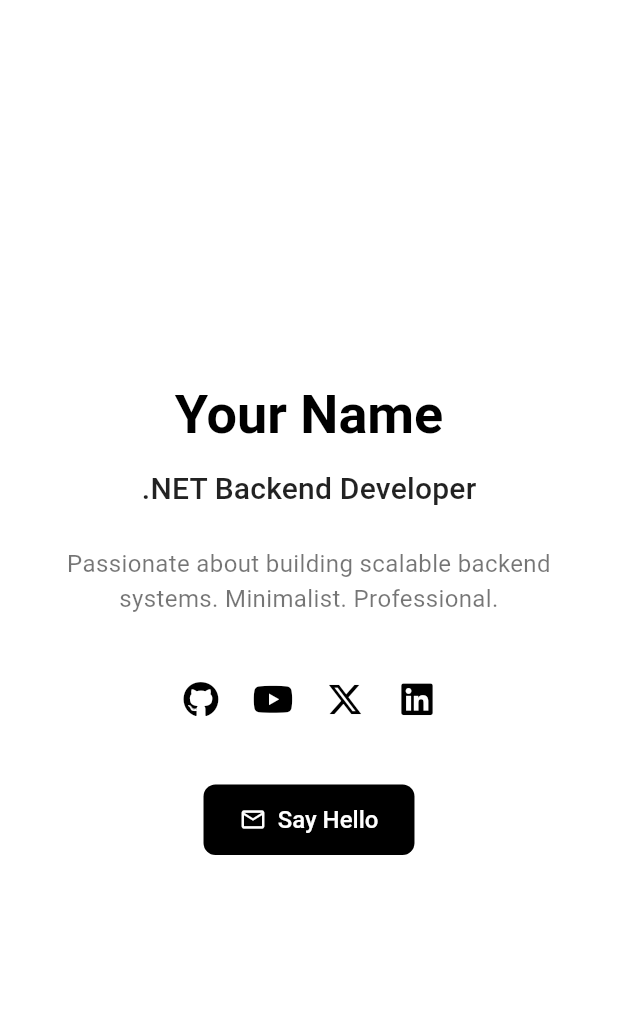
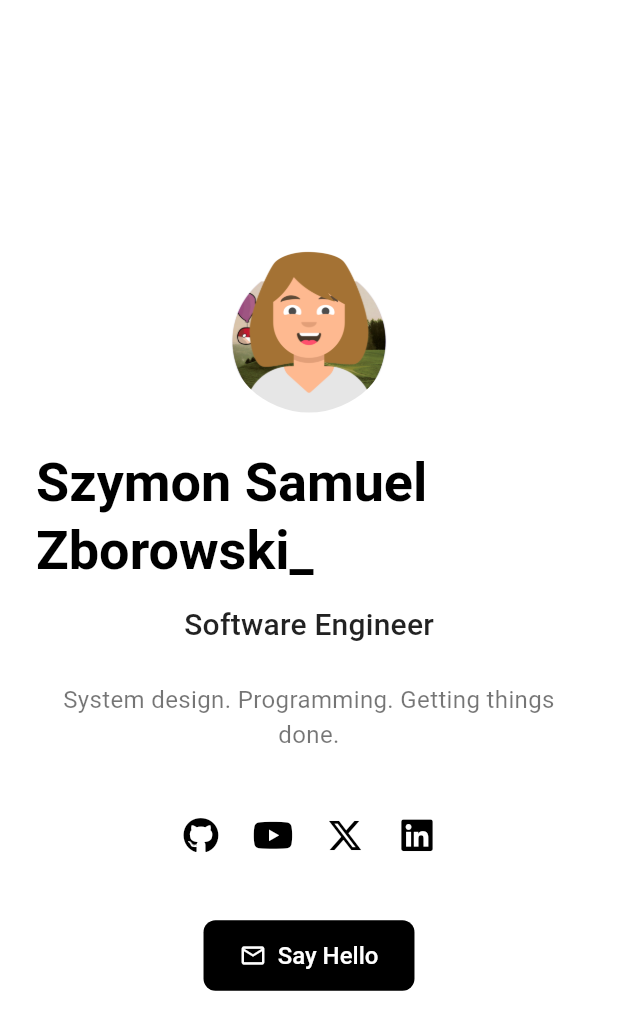
Before and after one commit to ZoltePudeleczko/zoltepudeleczko.github.io, a Flutter app: the screen it shows after launch, on a phone screen of 412 x 824 dp. Shown: the top 1030 px of the screen. Run offline on Flutter 3.47's test engine with Material 3 defaults, Android fonts, the phone set to English and light mode, and no system bars; our stand-ins replace font_awesome_flutter.

Commit message:
Update portfolio with personal details and avatar image. Added avatar asset and updated name, title, and contact links in main.dart.

```diff
--- a/homepage_portfolio/lib/main.dart
+++ b/homepage_portfolio/lib/main.dart
@@ -44,15 +44,17 @@ class PortfolioApp extends StatelessWidget {
 class PortfolioHomePage extends StatelessWidget {
   const PortfolioHomePage({super.key});
 
-  static const _name = 'Your Name';
-  static const _title = '.NET Backend Developer';
+  static const _name = 'Szymon Samuel Zborowski_';
+  static const _title = 'Software Engineer';
   static const _description =
-      'Passionate about building scalable backend systems. Minimalist. Professional.';
+      'System design. Programming. Getting things done.';
 
-  static const _githubUrl = 'https://github.com/yourprofile';
-  static const _youtubeUrl = 'https://youtube.com/yourprofile';
-  static const _xUrl = 'https://x.com/yourprofile';
-  static const _linkedinUrl = 'https://linkedin.com/in/yourprofile';
+  static const _githubUrl = 'https://github.com/ZoltePudeleczko';
+  static const _youtubeUrl = 'https://youtube.com/@ZoltePudeleczko';
+  static const _xUrl = 'https://x.com/ZoltePudeleczko';
+  static const _linkedinUrl = 'https://linkedin.com/in/szymon-zborowski';
+
+  static const _emailUrl = 'mailto:szzborowski@gmail.com';
 
   void _launchUrl(String url) async {
     final uri = Uri.parse(url);
@@ -72,6 +74,12 @@ class PortfolioHomePage extends StatelessWidget {
             crossAxisAlignment: CrossAxisAlignment.center,
             mainAxisSize: MainAxisSize.min,
             children: [
+              CircleAvatar(
+                radius: 56,
+                backgroundImage: AssetImage('assets/avatar.png'),
+                backgroundColor: Colors.transparent,
+              ),
+              const SizedBox(height: 24),
               Text(_name, style: Theme.of(context).textTheme.headlineLarge),
               const SizedBox(height: 12),
               Text(_title, style: Theme.of(context).textTheme.titleMedium),
@@ -123,7 +131,7 @@ class PortfolioHomePage extends StatelessWidget {
                 ),
                 icon: const Icon(Icons.mail_outline, color: Colors.white),
                 label: const Text('Say Hello'),
-                onPressed: () => _launchUrl('mailto:szzborowski@gmail.com'),
+                onPressed: () => _launchUrl(_emailUrl),
               ),
             ],
           ),
--- a/homepage_portfolio/pubspec.yaml
+++ b/homepage_portfolio/pubspec.yaml
@@ -59,6 +59,9 @@ flutter:
   # the material Icons class.
   uses-material-design: true
 
+  assets:
+    - assets/avatar.png
+
   # To add assets to your application, add an assets section, like this:
   # assets:
   #   - images/a_dot_burr.jpeg
```
Also changed, not shown: homepage_portfolio/assets/avatar.png (added).
